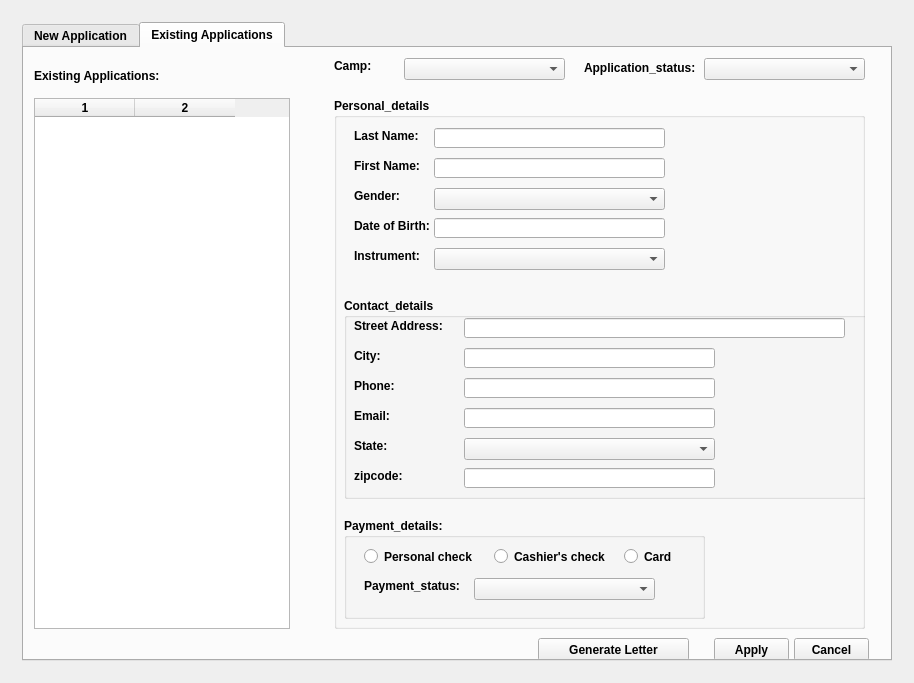
First picture: the form in FURS/FURS_Management/furs_main_window.ui, repository singhraj82/FURS, before the edit.
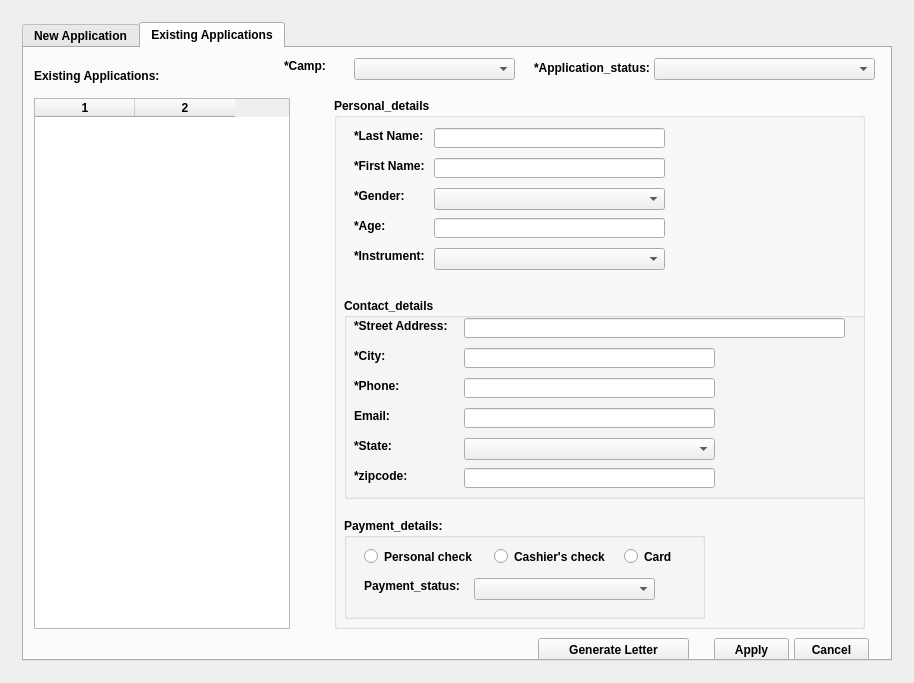
Second picture: the form after the edit. The open tabs and pages were chosen to show the change.

```diff
--- a/FURS/FURS_Management/furs_main_window.ui
+++ b/FURS/FURS_Management/furs_main_window.ui
@@ -547,9 +547,9 @@
            <widget class="QComboBox" name="combo_box_app_status_exist">
             <property name="geometry">
              <rect>
-              <x>680</x>
+              <x>630</x>
               <y>10</y>
-              <width>161</width>
+              <width>221</width>
               <height>22</height>
              </rect>
             </property>
@@ -557,27 +557,27 @@
            <widget class="QLabel" name="label_camp_exist">
             <property name="geometry">
              <rect>
-              <x>310</x>
+              <x>260</x>
               <y>10</y>
               <width>71</width>
               <height>16</height>
              </rect>
             </property>
             <property name="text">
-             <string>Camp:</string>
+             <string>*Camp:</string>
             </property>
            </widget>
            <widget class="QLabel" name="label_app_status_exist">
             <property name="geometry">
              <rect>
-              <x>560</x>
+              <x>510</x>
               <y>10</y>
               <width>121</width>
               <height>20</height>
              </rect>
             </property>
             <property name="text">
-             <string>Application_status:</string>
+             <string>*Application_status:</string>
             </property>
            </widget>
            <widget class="QGroupBox" name="personal_details_group_box_exist">
@@ -614,7 +614,7 @@
                </rect>
               </property>
               <property name="text">
-               <string>Street Address:</string>
+               <string>*Street Address:</string>
               </property>
              </widget>
              <widget class="QLabel" name="label_city_exist">
@@ -627,7 +627,7 @@
                </rect>
               </property>
               <property name="text">
-               <string>City:</string>
+               <string>*City:</string>
               </property>
              </widget>
              <widget class="QLabel" name="label_state_exist">
@@ -640,7 +640,7 @@
                </rect>
               </property>
               <property name="text">
-               <string>State:</string>
+               <string>*State:</string>
               </property>
              </widget>
              <widget class="QLabel" name="label_phone_exist">
@@ -653,7 +653,7 @@
                </rect>
               </property>
               <property name="text">
-               <string>Phone:</string>
+               <string>*Phone:</string>
               </property>
              </widget>
              <widget class="QLabel" name="label_email_exist">
@@ -739,7 +739,7 @@
                </rect>
               </property>
               <property name="text">
-               <string>zipcode:</string>
+               <string>*zipcode:</string>
               </property>
              </widget>
             </widget>
@@ -753,7 +753,7 @@
               </rect>
              </property>
              <property name="text">
-              <string>Last Name:</string>
+              <string>*Last Name:</string>
              </property>
             </widget>
             <widget class="QLabel" name="label_first_name_exist">
@@ -766,7 +766,7 @@
               </rect>
              </property>
              <property name="text">
-              <string>First Name:</string>
+              <string>*First Name:</string>
              </property>
             </widget>
             <widget class="QLabel" name="label_dob_exist">
@@ -779,7 +779,7 @@
               </rect>
              </property>
              <property name="text">
-              <string>Date of Birth:</string>
+              <string>*Age:</string>
              </property>
             </widget>
             <widget class="QLabel" name="label_gender_exist">
@@ -792,7 +792,7 @@
               </rect>
              </property>
              <property name="text">
-              <string>Gender:</string>
+              <string>*Gender:</string>
              </property>
             </widget>
             <widget class="QLineEdit" name="line_edit_last_name_exist">
@@ -835,7 +835,7 @@
               </rect>
              </property>
              <property name="text">
-              <string>Instrument:</string>
+              <string>*Instrument:</string>
              </property>
             </widget>
             <widget class="QComboBox" name="combo_box_instrument_exist">
@@ -937,7 +937,7 @@
            <widget class="QComboBox" name="combo_box_camp_exist">
             <property name="geometry">
              <rect>
-              <x>380</x>
+              <x>330</x>
               <y>10</y>
               <width>161</width>
               <height>22</height>
```
Left out of the diff: 38 changed lines with no effect on the pictures.
